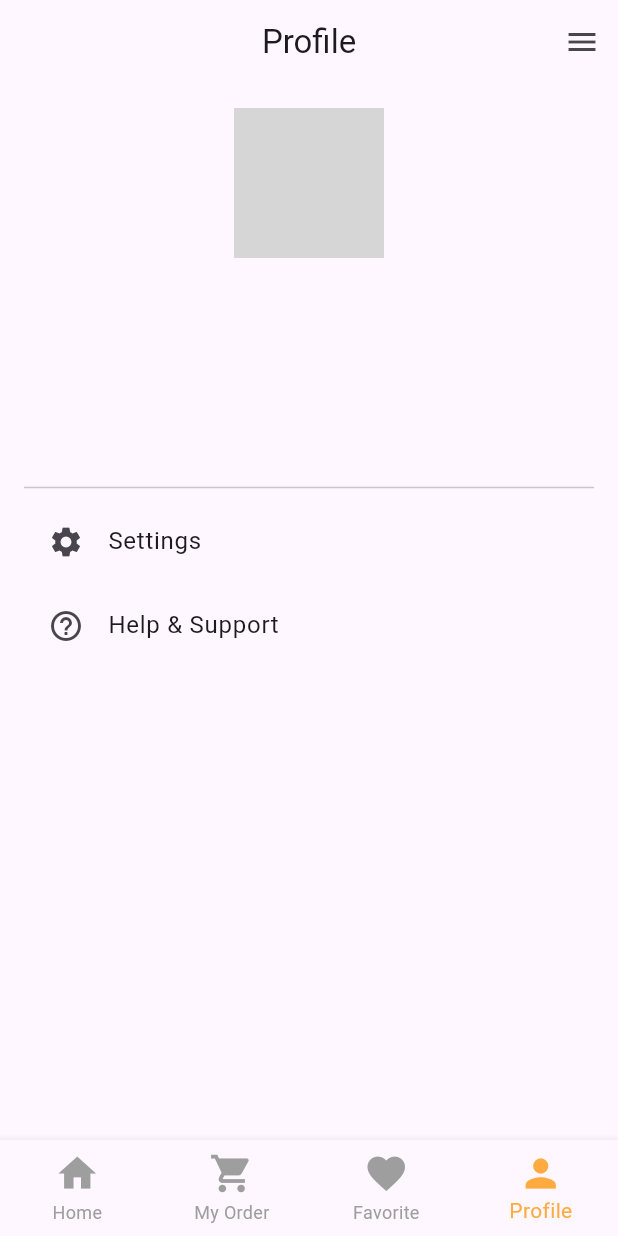
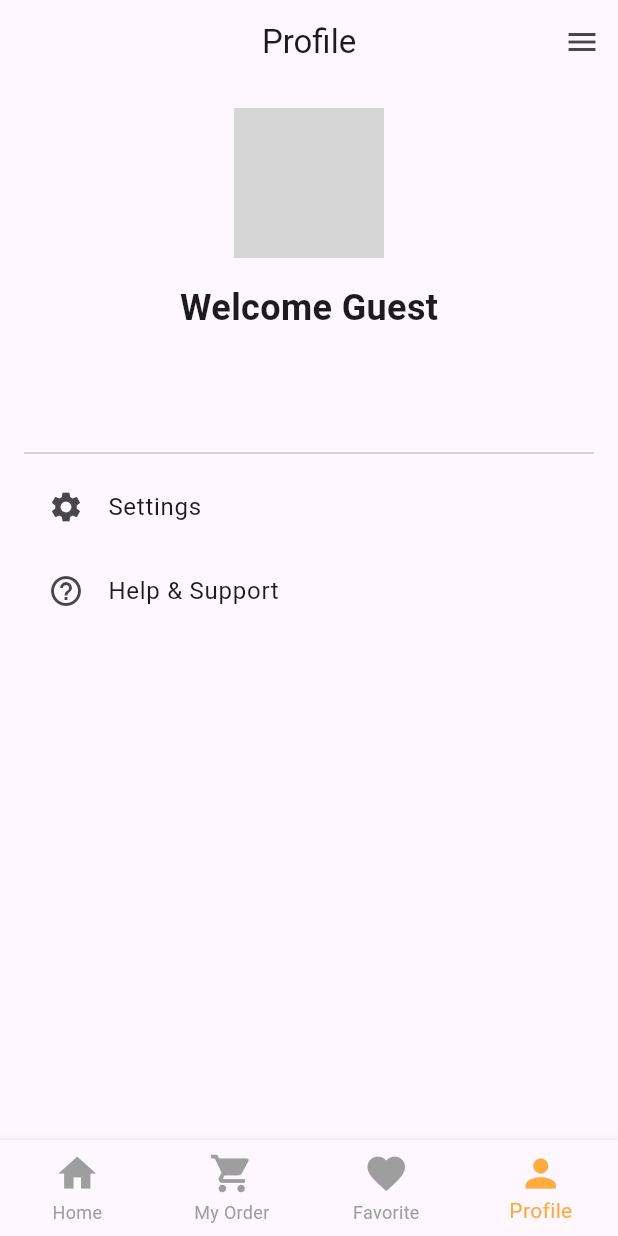
Before and after one commit to Reeyyyh/sale_pisang_malang_mobile, a Flutter app: the screen it shows after launch, item 4 of the bottom bar chosen, on a phone screen of 412 x 824 dp. Run offline on Flutter 3.47's test engine with Material 3 defaults, Android fonts, the phone set to English and light mode, and no system bars; our stand-ins replace cloud_firestore, firebase_auth, firebase_core, get; accounts and stored records are empty; network calls fail; grey boxes are pictures that could not be loaded.

Commit message:
update profile view

```diff
--- a/lib/app/modules/Page/4_Profile/views/profile_page_view.dart
+++ b/lib/app/modules/Page/4_Profile/views/profile_page_view.dart
@@ -33,15 +33,18 @@ class ProfilePageView extends StatelessWidget {
         child: ListView(
           padding: EdgeInsets.zero,
           children: [
-            DrawerHeader(
-              decoration: BoxDecoration(
-                color: Theme.of(context).primaryColor,
-              ),
+            Container(
+              height: 120, // Tentukan tinggi yang sesuai
+              color: Theme.of(context)
+                  .primaryColor, // Menggunakan warna yang sama seperti DrawerHeader
+              alignment: Alignment.centerLeft,
+              padding: const EdgeInsets.symmetric(
+                  horizontal: 16.0), // Sesuaikan padding jika diperlukan
               child: const Text(
                 'Menu',
                 style: TextStyle(
                   color: Colors.white,
-                  fontSize: 24,
+                  fontSize: 18, // Ukuran font yang lebih kecil
                 ),
               ),
             ),
@@ -52,7 +55,8 @@ class ProfilePageView extends StatelessWidget {
                 title: const Text('Login'),
                 onTap: () {
                   Navigator.pop(context); // Menutup drawer
-                  Get.offAll(LoginPageView()); // Navigasi ke halaman Login
+                  Get.offAll(
+                      () => LoginPageView()); // Navigasi ke halaman Login
                 },
               ),
             if (profileController.role.value == '')
@@ -61,7 +65,8 @@ class ProfilePageView extends StatelessWidget {
                 title: const Text('Register'),
                 onTap: () {
                   Navigator.pop(context); // Menutup drawer
-                  Get.offAll(RegisterPageView()); // Navigasi ke halaman Register
+                  Get.offAll(
+                      () => RegisterPageView()); // Navigasi ke halaman Register
                 },
               ),
             // Tombol Logout hanya ditampilkan jika sudah login
@@ -86,15 +91,21 @@ class ProfilePageView extends StatelessWidget {
               backgroundImage: NetworkImage("https://via.placeholder.com/150"),
             ),
             const SizedBox(height: 16),
+            // Menampilkan nama user jika sudah login, atau welcome guest jika belum login
             Text(
-              profileController.userName.value,
+              profileController.role.value.isEmpty
+                  ? 'Welcome Guest' // Jika belum login, tampilkan "Welcome Guest"
+                  : profileController
+                      .userName.value, // Jika sudah login, tampilkan nama user
               style: const TextStyle(fontSize: 24, fontWeight: FontWeight.bold),
             ),
             const SizedBox(height: 8),
-            Text(
-              profileController.userEmail.value,
-              style: const TextStyle(fontSize: 16, color: Colors.grey),
-            ),
+            // Menampilkan email jika sudah login
+            if (profileController.role.value.isNotEmpty)
+              Text(
+                profileController.userEmail.value,
+                style: const TextStyle(fontSize: 16, color: Colors.grey),
+              ),
             const SizedBox(height: 24),
             // Tombol Admin Dashboard hanya ditampilkan jika role admin
             if (profileController.role.value == 'admin')
@@ -104,7 +115,7 @@ class ProfilePageView extends StatelessWidget {
                 label: const Text('Admin Dashboard'),
               ),
             const SizedBox(height: 16),
-            // Tombol Logout
+            // Tombol Logout hanya ditampilkan jika sudah login
             if (profileController.role.value != '')
               ElevatedButton.icon(
                 onPressed: profileController.logout,
--- a/lib/app/modules/auth/views/login_page_view.dart
+++ b/lib/app/modules/auth/views/login_page_view.dart
@@ -32,7 +32,7 @@ class LoginPageView extends StatelessWidget {
               children: [
                 const CircleAvatar(
                   radius: 50,
-                  backgroundImage: AssetImage('assets/img/logo.png'),
+                  backgroundImage: AssetImage('assets/img/logo.jpg'),
                 ),
                 const SizedBox(height: 24),
                 const Text(
--- a/lib/app/modules/auth/views/register_page_view.dart
+++ b/lib/app/modules/auth/views/register_page_view.dart
@@ -30,7 +30,7 @@ class RegisterPageView extends StatelessWidget {
               const Center(
                 child: CircleAvatar(
                   radius: 50,
-                  backgroundImage: AssetImage('assets/img/logo.png'),
+                  backgroundImage: AssetImage('assets/img/logo.jpg'),
                 ),
               ),
               const SizedBox(height: 24),
--- a/pubspec.yaml
+++ b/pubspec.yaml
@@ -52,7 +52,7 @@ flutter:
   uses-material-design: true
   # To add assets to your application, add an assets section, like this:
   assets:
-    - assets/
+    - assets/img/
   #   - images/a_dot_burr.jpeg
   #   - images/a_dot_ham.jpeg
   # An image asset can refer to one or more resolution-specific "variants", see
```
Also changed, not shown: assets/img/logo.jpg (added), assets/img/logo.png (deleted).
